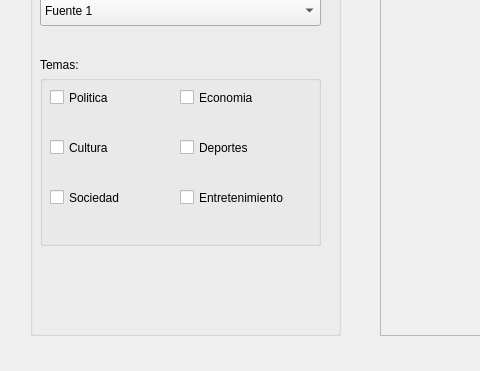
Qt form JcNewsProject/mainwindow.ui (dev1d123/JcNews) before a commit; both pictures show x 0 to 480 and y 364 to 735 of the 1182 by 735 pixel window.
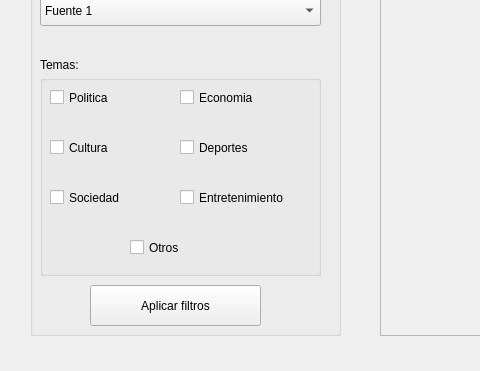
The same form after that commit.

What changed in the file:
```diff
--- a/JcNewsProject/mainwindow.ui
+++ b/JcNewsProject/mainwindow.ui
@@ -127,7 +127,7 @@
        <x>10</x>
        <y>260</y>
        <width>281</width>
-       <height>171</height>
+       <height>201</height>
       </rect>
      </property>
      <property name="title">
@@ -211,6 +211,32 @@
        <string>Economia</string>
       </property>
      </widget>
+     <widget class="QCheckBox" name="otrosTema">
+      <property name="geometry">
+       <rect>
+        <x>90</x>
+        <y>160</y>
+        <width>131</width>
+        <height>25</height>
+       </rect>
+      </property>
+      <property name="text">
+       <string>Otros</string>
+      </property>
+     </widget>
+    </widget>
+    <widget class="QPushButton" name="aplicarFiltros">
+     <property name="geometry">
+      <rect>
+       <x>60</x>
+       <y>470</y>
+       <width>171</width>
+       <height>41</height>
+      </rect>
+     </property>
+     <property name="text">
+      <string>Aplicar filtros</string>
+     </property>
     </widget>
    </widget>
    <widget class="QLabel" name="tituloLabel">
```
Left out of the diff: 2 changed lines with no effect on the pictures.
